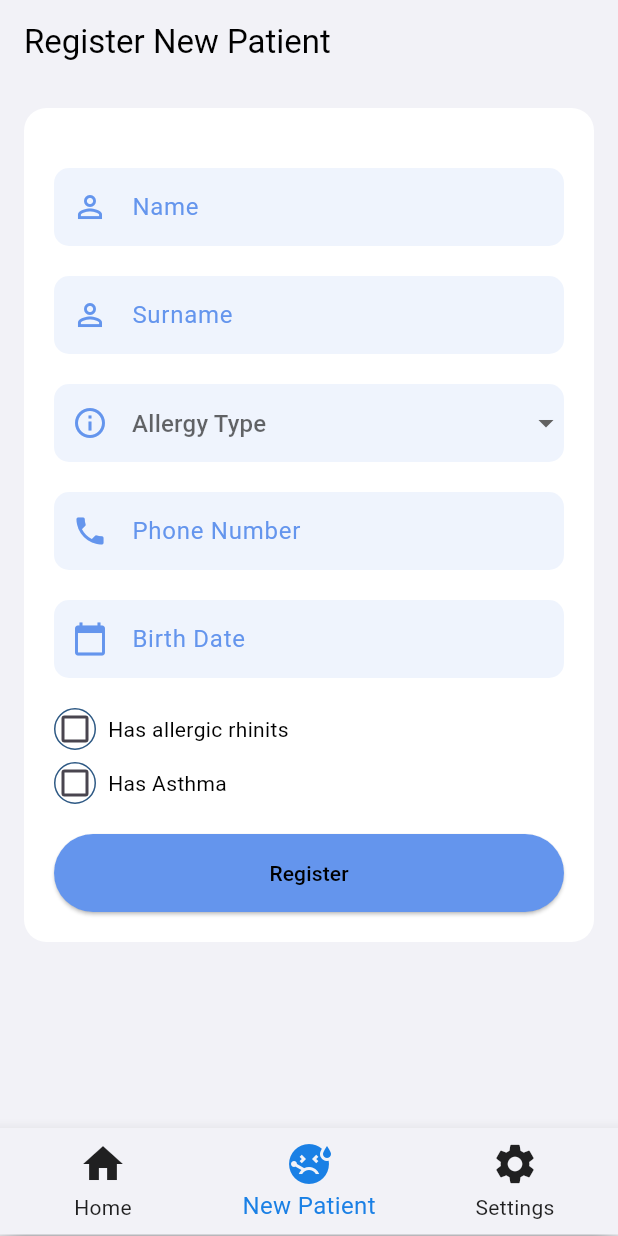
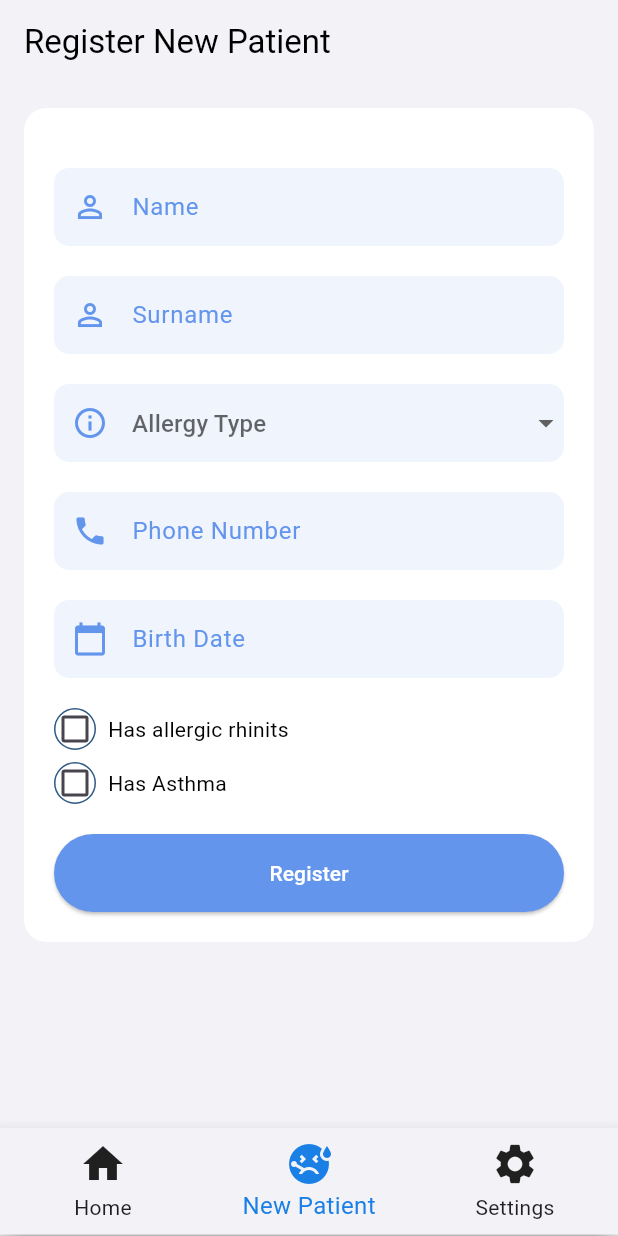
Before and after one commit to KeremTamirci/ImmunotherapyApp, a Flutter app: the screen it shows once a user with an empty profile is signed in, item 2 of the bottom bar chosen, on a phone screen of 412 x 824 dp. Run offline on Flutter 3.47's test engine with Material 3 defaults, Android fonts, the phone set to English and light mode, and no system bars; our stand-ins replace accordion, cloud_firestore, firebase_auth, firebase_core, firebase_messaging, fl_chart and 6 more; missing offline and left inert: flutter_material_pickers; accounts and stored records are empty; generated files the repository leaves out were written again; project files that could hold a hidden picture were left out.

Commit message:
Doctor side language support

```diff
--- a/immunotheraphy_app/lib/doctor/screens/new_patient_page.dart
+++ b/immunotheraphy_app/lib/doctor/screens/new_patient_page.dart
@@ -40,7 +40,7 @@ class _NewPatientPageState extends State<NewPatientPage> {
   Widget build(BuildContext context) {
     return Scaffold(
       appBar: AppBar(
-        title: const Text('Register New Patient'),
+        title: Text(AppLocalizations.of(context)!.registerNewPatient),
         // backgroundColor: hexStringToColor("6495ED"),
         surfaceTintColor: CupertinoColors.systemBackground,
       ),
@@ -117,7 +117,7 @@ class _NewPatientPageState extends State<NewPatientPage> {
                     child: Text(AppLocalizations.of(context)!.register),
                     style: ElevatedButton.styleFrom(
                       backgroundColor: hexStringToColor("6495ED"),
-                      foregroundColor: Colors.black,
+                      foregroundColor: Colors.white,
                       padding: EdgeInsets.symmetric(vertical: 16),
                     ),
                   ),
@@ -293,6 +293,7 @@ class _NewPatientPageState extends State<NewPatientPage> {
       );
     }
   }
+
   String _generateOTP() {
     const String _chars = 'ABCDEFGHIJKLMNOPQRSTUVWXYZ1234567890';
     Random _rnd = Random(DateTime.now().millisecondsSinceEpoch);
--- a/immunotheraphy_app/lib/l10n/app_en.arb
+++ b/immunotheraphy_app/lib/l10n/app_en.arb
@@ -129,5 +129,6 @@
     "enterPhone": "Phone Number",
     "confirmPassword": "Re-enter Password",
     "passwordMismatch": "Password missmatch, please try again!",
-    "invalidToken": "You entered an invalid token!"
+    "invalidToken": "You entered an invalid token!",
+    "registerNewPatient": "Register New Patient"
  }
--- a/immunotheraphy_app/lib/l10n/app_tr.arb
+++ b/immunotheraphy_app/lib/l10n/app_tr.arb
@@ -117,6 +117,8 @@
     "enterPhone": "Telefon Numarası",
     "confirmPassword": "Şifrenizi Tekrar Girin",
     "passwordMismatch": "Şifreleriniz uyuşmuyor, tekrar deneyin!",
-    "invalidToken": "Yanlış bir token girdiniz!"
+    "invalidToken": "Yanlış bir token girdiniz!",
+    "registerNewPatient": "Yeni Hasta Kaydı"
+
 
 }
```
